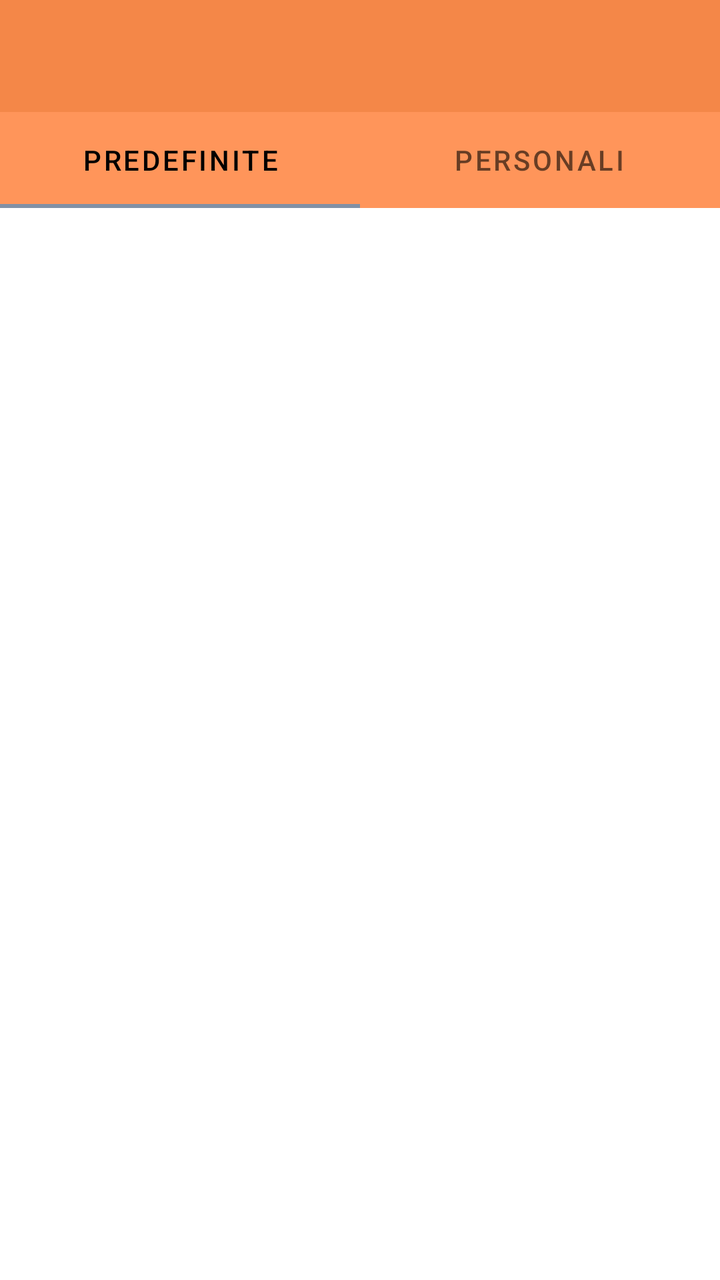
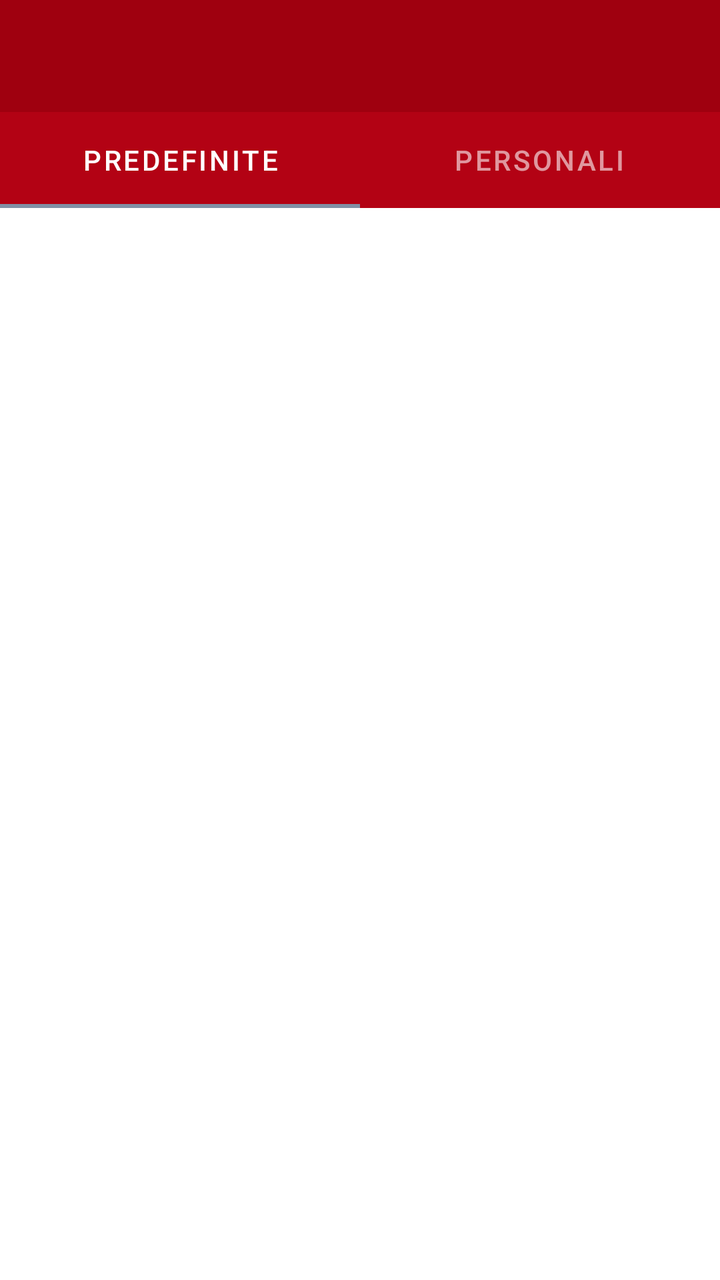

An Android layout rendered at two revisions. The XML below is the earlier revision; the diff shows what the commit changed to produce the second picture.
<!-- AndroidManifest.xml: application theme Theme.YourCali -->
<!-- res/layout/activity_workout_plan_selection.xml -->
<?xml version="1.0" encoding="utf-8"?>
<androidx.constraintlayout.widget.ConstraintLayout xmlns:android="http://schemas.android.com/apk/res/android"
    xmlns:app="http://schemas.android.com/apk/res-auto"
    xmlns:tools="http://schemas.android.com/tools"
    android:layout_width="match_parent"
    android:layout_height="match_parent"
    tools:context=".WorkoutPlanSelectionActivity">


    <LinearLayout
        android:layout_width="match_parent"
        android:layout_height="match_parent"
        android:orientation="vertical">

        <com.google.android.material.appbar.AppBarLayout
            android:layout_width="match_parent"
            android:layout_height="wrap_content"
            app:layout_constraintEnd_toEndOf="parent"
            app:layout_constraintStart_toStartOf="parent"
            app:layout_constraintTop_toTopOf="parent">

            <androidx.appcompat.widget.Toolbar
                android:id="@+id/myToolbar"
                android:layout_width="match_parent"
                android:layout_height="wrap_content"
                android:background="#F48748"
                android:minHeight="?attr/actionBarSize"
                android:theme="?attr/actionBarTheme" />

        </com.google.android.material.appbar.AppBarLayout>

        <com.google.android.material.tabs.TabLayout
            android:id="@+id/tabLayout"
            android:layout_width="match_parent"
            android:layout_height="wrap_content"
            android:background="#FF955A"
            app:tabIndicatorColor="#8190A5"
            app:tabSelectedTextColor="#000000"
            app:tabTextColor="#97000000">

            <com.google.android.material.tabs.TabItem
                android:id="@+id/predefinedTab"
                android:layout_width="wrap_content"
                android:layout_height="wrap_content"
                android:text="@string/predefinite" />

            <com.google.android.material.tabs.TabItem
                android:id="@+id/personalTab"
                android:layout_width="wrap_content"
                android:layout_height="wrap_content"
                android:text="@string/personali" />

        </com.google.android.material.tabs.TabLayout>

        <androidx.viewpager.widget.ViewPager
            android:id="@+id/viewPager"
            android:layout_width="match_parent"
            android:layout_height="wrap_content"
            tools:ignore="SpeakableTextPresentCheck" />


    </LinearLayout>


</androidx.constraintlayout.widget.ConstraintLayout>
<!-- resources referenced by this layout -->
<resources>
  <string name="personali">Personali</string>
  <string name="predefinite">Predefinite</string>
  <style name="Theme.YourCali" parent="Theme.MaterialComponents.DayNight.NoActionBar">
          
          <item name="colorPrimary">@color/purple_500</item>
          <item name="colorPrimaryVariant">@color/purple_700</item>
          <item name="colorOnPrimary">@color/white</item>
          
          <item name="colorSecondary">@color/teal_200</item>
          <item name="colorSecondaryVariant">@color/teal_700</item>
          <item name="colorOnSecondary">@color/black</item>
          
          <item name="android:statusBarColor" tools:targetApi="l">@color/DarkOrange</item>
          
      </style>
  <color name="purple_500">#FF6200EE</color>
  <color name="purple_700">#FF3700B3</color>
  <color name="white">#FFFFFFFF</color>
  <color name="teal_200">#FF03DAC5</color>
  <color name="teal_700">#FF018786</color>
  <color name="black">#FF000000</color>
  <color name="DarkOrange">#FFFC7C35</color>
</resources>

<!-- the commit's change to res/layout/activity_workout_plan_selection.xml (unified diff, before → after) -->
@@ -23,9 +23,9 @@
                 android:id="@+id/myToolbar"
                 android:layout_width="match_parent"
                 android:layout_height="wrap_content"
-                android:background="#F48748"
+                android:background="@color/Cranberry"
                 android:minHeight="?attr/actionBarSize"
-                android:theme="?attr/actionBarTheme" />
+                android:theme="@style/MyThemeOverlay_Toolbar2" />
 
         </com.google.android.material.appbar.AppBarLayout>
 
@@ -33,10 +33,10 @@
             android:id="@+id/tabLayout"
             android:layout_width="match_parent"
             android:layout_height="wrap_content"
-            android:background="#FF955A"
+            android:background="@color/LightCranberry"
             app:tabIndicatorColor="#8190A5"
-            app:tabSelectedTextColor="#000000"
-            app:tabTextColor="#97000000">
+            app:tabSelectedTextColor="#FFFFFF"
+            app:tabTextColor="#97FFFFFF">
 
             <com.google.android.material.tabs.TabItem
                 android:id="@+id/predefinedTab"
<!-- resource entries referenced after the edit -->
@@ -1,7 +1,16 @@
 <!-- resources referenced by this layout -->
 <resources>
+  <color name="Cranberry">#9F000F</color>
+  <color name="LightCranberry">#B30214</color>
   <string name="personali">Personali</string>
   <string name="predefinite">Predefinite</string>
+  <style name="MyThemeOverlay_Toolbar2" parent="ThemeOverlay.MaterialComponents.Toolbar.Primary">
+          
+          <item name="android:textColorPrimary">@color/white</item>
+  
+          
+          <item name="colorOnPrimary">@color/white</item>
+      </style>
   <style name="Theme.YourCali" parent="Theme.MaterialComponents.DayNight.NoActionBar">
           
           <item name="colorPrimary">@color/purple_500</item>
@@ -12,7 +21,7 @@
           <item name="colorSecondaryVariant">@color/teal_700</item>
           <item name="colorOnSecondary">@color/black</item>
           
-          <item name="android:statusBarColor" tools:targetApi="l">@color/DarkOrange</item>
+          <item name="android:statusBarColor">@color/DarkCranberry</item>
           
       </style>
   <color name="purple_500">#FF6200EE</color>
@@ -21,6 +30,6 @@
   <color name="teal_200">#FF03DAC5</color>
   <color name="teal_700">#FF018786</color>
   <color name="black">#FF000000</color>
-  <color name="DarkOrange">#FFFC7C35</color>
+  <color name="DarkCranberry">#FF7A020E</color>
 </resources>
 
